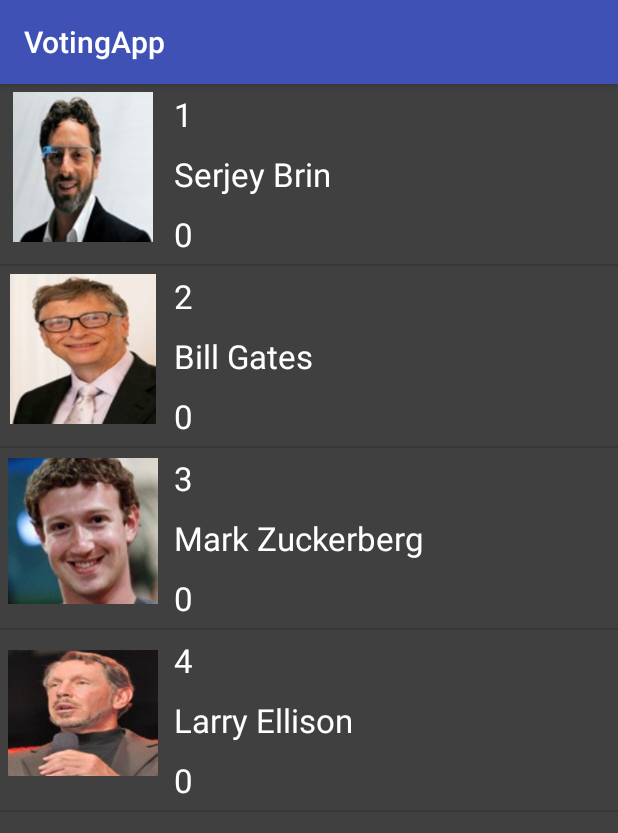
After one commit to mohamedbelhassen/VotingApp, an Android app: the VotingRate screen opened directly, with no data from a screen before it, on a phone screen of 412 x 824 dp. The commit adds this screen. Shown: the top 833 px of the screen. Run offline under Robolectric (Android 15) with nearby library versions, the phone set to English and light mode, and no system bars.

Commit message:
Part 3: up to the end of video 35 of our course

```diff
--- a/app/src/main/AndroidManifest.xml
+++ b/app/src/main/AndroidManifest.xml
@@ -17,7 +17,8 @@
             </intent-filter>
         </activity>
         <activity android:name=".ProfileAct" />
-        <activity android:name=".ChangePasswordAct"></activity>
+        <activity android:name=".ChangePasswordAct" />
+        <activity android:name=".VotingRate"></activity>
     </application>
 
 </manifest>
--- /dev/null
+++ b/app/src/main/java/tn/creativeteam/votingapp/CustomVote.java
@@ -0,0 +1,52 @@
+package tn.creativeteam.votingapp;
+
+import android.app.Activity;
+import android.content.Context;
+import android.support.annotation.NonNull;
+import android.support.annotation.Nullable;
+import android.view.LayoutInflater;
+import android.view.View;
+import android.view.ViewGroup;
+import android.widget.ArrayAdapter;
+import android.widget.ImageView;
+import android.widget.TextView;
+
+public class CustomVote extends ArrayAdapter<String>{
+
+    Activity context;
+    String[] ids;
+    String[] names;
+    String[] votes;
+    Integer[]photos;
+
+    public CustomVote(@NonNull Activity context, int resource,
+                      String [] i, String [] n,String [] v,Integer [] p) {
+        super(context, R.layout.my_row,i);
+
+        this.context=context;
+        ids=i;
+        names=n;
+        votes=v;
+        photos=p;
+    }
+
+    @NonNull
+    @Override
+    public View getView(int position, @Nullable View convertView, @NonNull ViewGroup parent) {
+
+        LayoutInflater inflater=context.getLayoutInflater();
+        View v=inflater.inflate(R.layout.my_row,null,true);
+
+        TextView tvID=(TextView)v.findViewById(R.id.star_id);
+        TextView tvName=(TextView)v.findViewById(R.id.star_name);
+        TextView tvVote=(TextView)v.findViewById(R.id.star_vote);
+        ImageView iv= (ImageView)v.findViewById(R.id.star_photo);
+
+        tvID.setText(ids[position]);
+        tvName.setText(names[position]);
+        tvVote.setText(votes[position]);
+        iv.setImageResource(photos[position]);
+
+        return v;
+    }
+}
--- a/app/src/main/java/tn/creativeteam/votingapp/ProfileAct.java
+++ b/app/src/main/java/tn/creativeteam/votingapp/ProfileAct.java
@@ -24,5 +24,10 @@ public class ProfileAct extends AppCompatActivity {
             Intent i= new Intent(this,ChangePasswordAct.class);
             startActivity(i);
         }
+
+        if(v.getId()==R.id.button4){
+            Intent i= new Intent(this,VotingRate.class);
+            startActivity(i);
+        }
     }
 }
--- /dev/null
+++ b/app/src/main/java/tn/creativeteam/votingapp/VotingRate.java
@@ -0,0 +1,45 @@
+package tn.creativeteam.votingapp;
+
+import android.database.Cursor;
+import android.database.sqlite.SQLiteDatabase;
+import android.support.v7.app.AppCompatActivity;
+import android.os.Bundle;
+import android.widget.ListView;
+
+public class VotingRate extends AppCompatActivity {
+
+    ListView lv;
+    Integer[] photos={R.drawable.sergey_brin,R.drawable.bill_gates,
+            R.drawable.mark_zuckerberg,R.drawable.larry_ellison};
+    MyDb mdb;
+    SQLiteDatabase db;
+
+    @Override
+    protected void onCreate(Bundle savedInstanceState) {
+        super.onCreate(savedInstanceState);
+        setContentView(R.layout.activity_voting_rate);
+
+        lv=(ListView)findViewById(R.id.vote_list);
+
+        mdb=new MyDb(this);
+        db=mdb.getReadableDatabase();
+
+        Cursor cur=db.rawQuery("select * from stars",null);
+
+        String[] ids= new String[cur.getCount()];
+        String[] names= new String[cur.getCount()];
+        String[] votes= new String[cur.getCount()];
+        int x=0;
+        cur.moveToFirst();
+        while (cur.isAfterLast()==false){
+            ids[x]=cur.getString(0);
+            names[x]=cur.getString(1);
+            votes[x]=cur.getString(2);
+            x++;
+            cur.moveToNext();
+        }
+
+        CustomVote cv= new CustomVote(this,R.layout.my_row,ids,names,votes,photos);
+        lv.setAdapter(cv);
+    }
+}
--- a/app/src/main/res/layout/activity_profile.xml
+++ b/app/src/main/res/layout/activity_profile.xml
@@ -31,4 +31,17 @@
         android:text="Change PAssword"
         app:layout_constraintStart_toStartOf="parent"
         app:layout_constraintTop_toBottomOf="@+id/tvWelcome" />
+
+    <Button
+        android:id="@+id/button4"
+        android:layout_width="match_parent"
+        android:layout_height="wrap_content"
+        android:layout_marginLeft="8dp"
+        android:layout_marginStart="8dp"
+        android:layout_marginTop="8dp"
+        android:text="Show voting Rate"
+        app:layout_constraintStart_toStartOf="parent"
+        app:layout_constraintTop_toBottomOf="@+id/button2"
+        android:onClick="goToAct"
+        />
 </android.support.constraint.ConstraintLayout>
--- /dev/null
+++ b/app/src/main/res/layout/activity_voting_rate.xml
@@ -0,0 +1,15 @@
+<?xml version="1.0" encoding="utf-8"?>
+<RelativeLayout xmlns:android="http://schemas.android.com/apk/res/android"
+    xmlns:tools="http://schemas.android.com/tools"
+    android:layout_width="match_parent"
+    android:layout_height="match_parent"
+    tools:context=".VotingRate"
+    android:background="#404040">
+
+    <ListView
+        android:id="@+id/vote_list"
+        android:layout_width="match_parent"
+        android:layout_height="match_parent"
+        android:layout_alignParentTop="true"
+        android:layout_centerHorizontal="true" />
+</RelativeLayout>
--- /dev/null
+++ b/app/src/main/res/layout/my_row.xml
@@ -0,0 +1,55 @@
+<?xml version="1.0" encoding="utf-8"?>
+<RelativeLayout
+    xmlns:android="http://schemas.android.com/apk/res/android"
+    xmlns:app="http://schemas.android.com/apk/res-auto"
+    android:layout_width="match_parent"
+    android:layout_height="120dp"
+    android:background="#404040">
+
+    <ImageView
+        android:id="@+id/star_photo"
+        android:layout_width="100dp"
+        android:layout_height="100dp"
+        android:layout_alignParentLeft="true"
+        android:layout_alignParentStart="true"
+        android:layout_alignParentTop="true"
+        app:srcCompat="@drawable/bill_gates"
+        android:layout_margin="5dp"/>
+
+    <TextView
+        android:id="@+id/star_id"
+        android:layout_width="wrap_content"
+        android:layout_height="wrap_content"
+        android:layout_alignParentTop="true"
+        android:layout_toRightOf="@+id/star_photo"
+        android:layout_toEndOf="@+id/star_photo"
+        android:textAppearance="@style/TextAppearance.AppCompat.Large"
+        android:text="1"
+        android:textColor="#ffffff"
+        android:layout_margin="5dp"
+         />
+
+    <TextView
+        android:id="@+id/star_name"
+        android:layout_width="wrap_content"
+        android:layout_height="wrap_content"
+        android:layout_below="@+id/star_id"
+        android:layout_toRightOf="@+id/star_photo"
+        android:layout_toEndOf="@+id/star_photo"
+        android:textAppearance="@style/TextAppearance.AppCompat.Large"
+        android:text="Bill Gates"
+        android:textColor="#ffffff"
+        android:layout_margin="5dp" />
+
+    <TextView
+        android:id="@+id/star_vote"
+        android:layout_width="wrap_content"
+        android:layout_height="wrap_content"
+        android:layout_toRightOf="@+id/star_photo"
+        android:layout_toEndOf="@+id/star_photo"
+        android:layout_below="@id/star_name"
+        android:textAppearance="@style/TextAppearance.AppCompat.Large"
+        android:text="1000"
+        android:textColor="#ffffff"
+        android:layout_margin="5dp" />
+</RelativeLayout>
```
Also changed, not shown: app/src/main/res/drawable/bill_gates.jpg (added), app/src/main/res/drawable/larry_ellison.jpg (added), app/src/main/res/drawable/mark_zuckerberg.jpg (added), app/src/main/res/drawable/sergey_brin.jpg (added).
